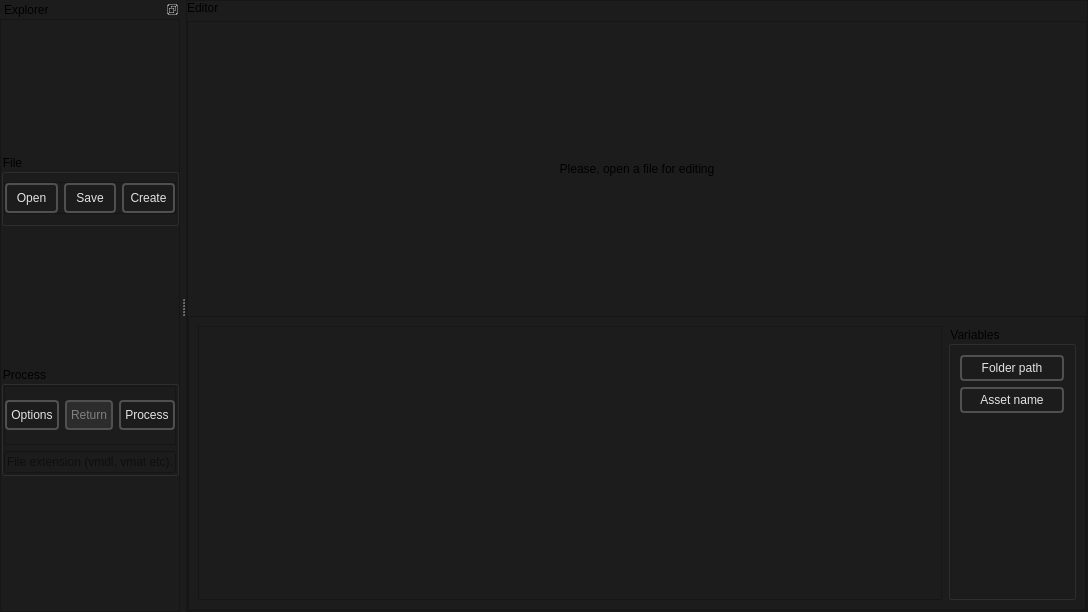
This is src/BatchCreator_legacy/BatchCreator_main.ui in dertwist/Hammer5Tools as Qt 5 draws it before an edit. The edited form follows.
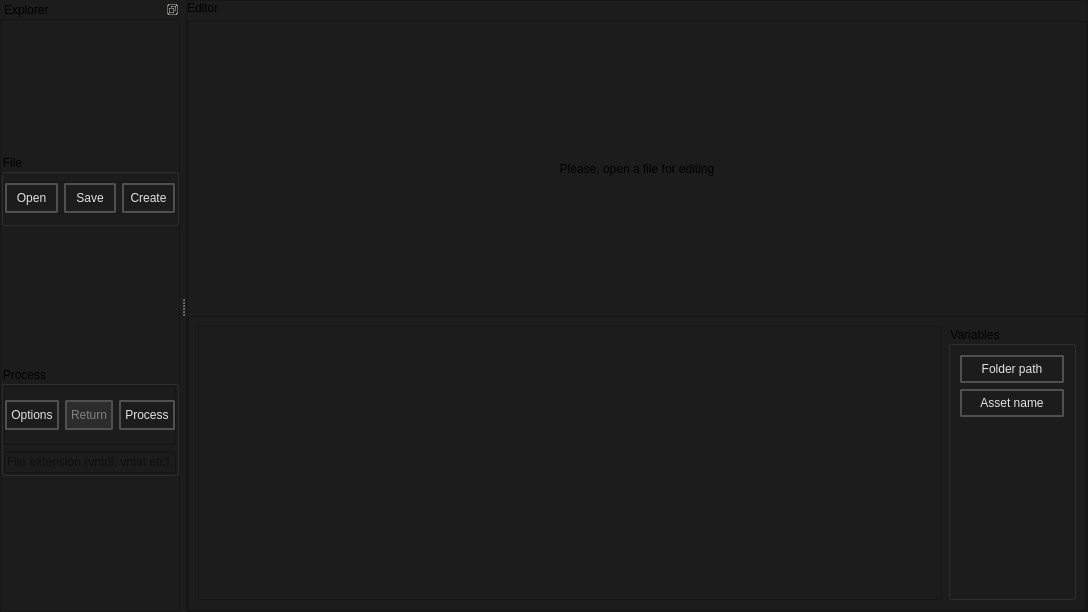
This is the edited form. Icons and pictures are not drawn.

Diff of the .ui file:
```diff
--- a/src/BatchCreator_legacy/BatchCreator_main.ui
+++ b/src/BatchCreator_legacy/BatchCreator_main.ui
@@ -138,18 +138,17 @@
                 <item>
                  <widget class="QLabel" name="folder_path_template">
                   <property name="styleSheet">
-                   <string notr="true">
-    /* QPushButton default and hover styles */
-    QLabel {
+                   <string notr="true">    QLabel {
 
-        font: 600 10pt &quot;Segoe UI&quot;;
+        font: 580 9pt &quot;Segoe UI&quot;;
 	
 
         border: 2px solid black;
-        border-radius: 4px;
+        border-radius: 2px;
         border-color: rgba(80, 80, 80, 255);
-        padding-top: 4px;
-        padding-bottom:4px;
+        height:26px;
+        padding-top: 5px;
+        padding-bottom:5px;
         padding-left: 4px;
         padding-right: 4px;
         color: #E3E3E3;
@@ -171,18 +170,17 @@
                 <item>
                  <widget class="QLabel" name="assets_name_template">
                   <property name="styleSheet">
-                   <string notr="true">
-    /* QPushButton default and hover styles */
-    QLabel {
+                   <string notr="true">    QLabel {
 
-        font: 600 10pt &quot;Segoe UI&quot;;
+        font: 580 9pt &quot;Segoe UI&quot;;
 	
 
         border: 2px solid black;
-        border-radius: 4px;
+        border-radius: 2px;
         border-color: rgba(80, 80, 80, 255);
-        padding-top: 4px;
-        padding-bottom:4px;
+        height:26px;
+        padding-top: 5px;
+        padding-bottom:5px;
         padding-left: 4px;
         padding-right: 4px;
         color: #E3E3E3;
@@ -354,15 +352,13 @@
                  </size>
                 </property>
                 <property name="styleSheet">
-                 <string notr="true">
-    /* QPushButton default and hover styles */
-    QPushButton {
+                 <string notr="true">    QPushButton {
 
-        font: 600 10pt &quot;Segoe UI&quot;;
+        font: 580 9pt &quot;Segoe UI&quot;;
 	
 
         border: 2px solid black;
-        border-radius: 4px;
+        border-radius: 2px;
         border-color: rgba(80, 80, 80, 255);
         height:22px;
         padding-top: 2px;
@@ -409,15 +405,13 @@
                  </size>
                 </property>
                 <property name="styleSheet">
-                 <string notr="true">
-    /* QPushButton default and hover styles */
-    QPushButton {
+                 <string notr="true">    QPushButton {
 
-        font: 600 10pt &quot;Segoe UI&quot;;
+        font: 580 9pt &quot;Segoe UI&quot;;
 	
 
         border: 2px solid black;
-        border-radius: 4px;
+        border-radius: 2px;
         border-color: rgba(80, 80, 80, 255);
         height:22px;
         padding-top: 2px;
@@ -464,15 +458,13 @@
                  </size>
                 </property>
                 <property name="styleSheet">
-                 <string notr="true">
-    /* QPushButton default and hover styles */
-    QPushButton {
+                 <string notr="true">    QPushButton {
 
-        font: 600 10pt &quot;Segoe UI&quot;;
+        font: 580 9pt &quot;Segoe UI&quot;;
 	
 
         border: 2px solid black;
-        border-radius: 4px;
+        border-radius: 2px;
         border-color: rgba(80, 80, 80, 255);
         height:22px;
         padding-top: 2px;
@@ -570,15 +562,13 @@
                  </size>
                 </property>
                 <property name="styleSheet">
-                 <string notr="true">
-    /* QPushButton default and hover styles */
-    QPushButton {
+                 <string notr="true">    QPushButton {
 
-        font: 600 10pt &quot;Segoe UI&quot;;
+        font: 580 9pt &quot;Segoe UI&quot;;
 	
 
         border: 2px solid black;
-        border-radius: 4px;
+        border-radius: 2px;
         border-color: rgba(80, 80, 80, 255);
         height:22px;
         padding-top: 2px;
@@ -628,15 +618,13 @@
                  </size>
                 </property>
                 <property name="styleSheet">
-                 <string notr="true">
-    /* QPushButton default and hover styles */
-    QPushButton {
+                 <string notr="true">    QPushButton {
 
-        font: 600 10pt &quot;Segoe UI&quot;;
+        font: 580 9pt &quot;Segoe UI&quot;;
 	
 
         border: 2px solid black;
-        border-radius: 4px;
+        border-radius: 2px;
         border-color: rgba(80, 80, 80, 255);
         height:22px;
         padding-top: 2px;
@@ -691,15 +679,13 @@
                  </size>
                 </property>
                 <property name="styleSheet">
-                 <string notr="true">
-    /* QPushButton default and hover styles */
-    QPushButton {
+                 <string notr="true">    QPushButton {
 
-        font: 600 10pt &quot;Segoe UI&quot;;
+        font: 580 9pt &quot;Segoe UI&quot;;
 	
 
         border: 2px solid black;
-        border-radius: 4px;
+        border-radius: 2px;
         border-color: rgba(80, 80, 80, 255);
         height:22px;
         padding-top: 2px;
```
Left out of the diff: 17 changed lines with no effect on the pictures.
